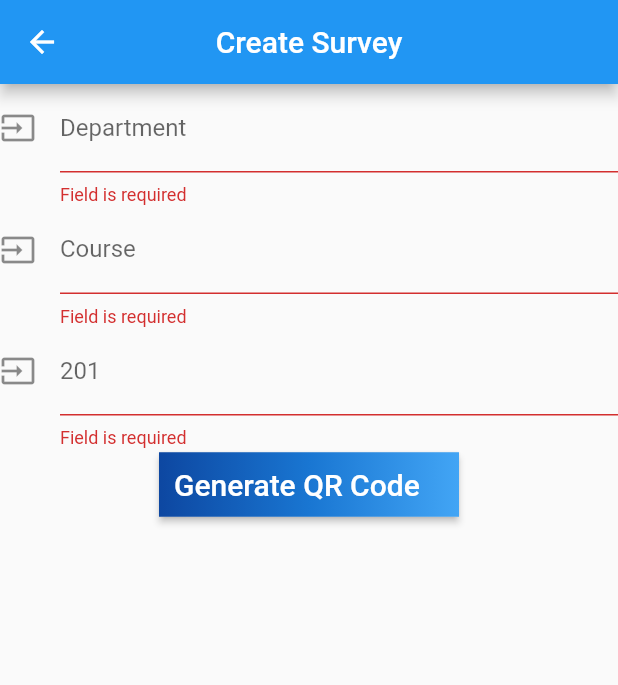
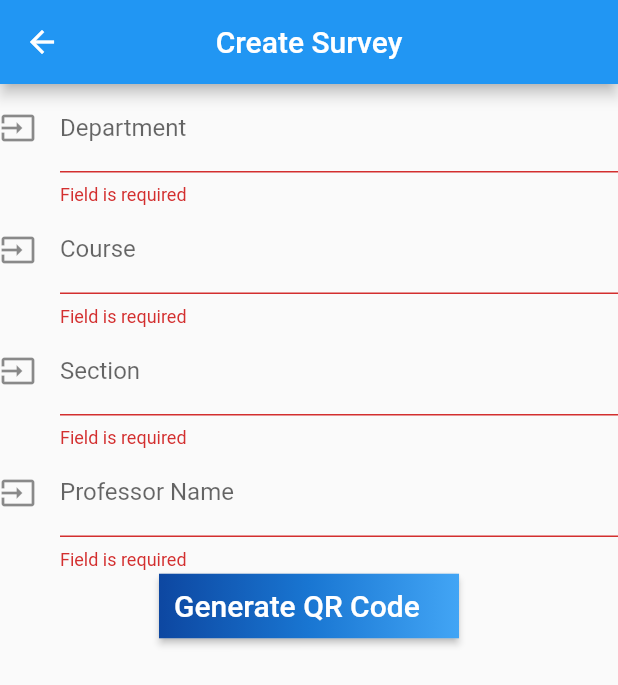
Before and after one commit to shrutijain18/ATOP, a Flutter app: the CreateSurvey screen opened directly, after a tap on "Generate QR Code", on a phone screen of 412 x 824 dp. Shown: the top 685 px of the screen. Run offline on Flutter 3.47's test engine with Material 2 defaults, Android fonts, the phone set to English and light mode, and no system bars; our stand-ins replace qr_flutter; missing offline and left inert: qr_code_scanner.

Commit message:
Added prof name into course info

```diff
--- a/lib/prof/createSurvey.dart
+++ b/lib/prof/createSurvey.dart
@@ -15,6 +15,7 @@ class SurveyState extends State<CreateSurvey> {
   String dept;
   String course;
   String section;
+  String profName;
   final _formKey = GlobalKey<FormState>();
 
   @override
@@ -59,12 +60,27 @@ class SurveyState extends State<CreateSurvey> {
             TextFormField(
               decoration: const InputDecoration(
                 icon: Icon(Icons.input),
-                hintText: 'Section',
-                labelText: '201',
+                hintText: '201',
+                labelText: 'Section',
               ),
               onSaved: (String value) {
                 // Save section in database
                 section = value;
+                print('saved $section');
+              },
+              validator: (String value) {
+                return value.isEmpty ? 'Field is required' : null;
+              },
+            ),
+            TextFormField(
+              decoration: const InputDecoration(
+                icon: Icon(Icons.input),
+                hintText: 'First Last',
+                labelText: 'Professor Name',
+              ),
+              onSaved: (String value) {
+                // Save section in database
+                profName = value;
                 print('saved $section');
               },
               validator: (String value) {
@@ -80,7 +96,7 @@ class SurveyState extends State<CreateSurvey> {
                     context,
                     MaterialPageRoute(
                         builder: (context) =>
-                            RenderQRCode(dept, course, section)),
+                            RenderQRCode(dept, course, section, profName)),
                   );
                 }
               },
--- a/lib/prof/renderQRCode.dart
+++ b/lib/prof/renderQRCode.dart
@@ -6,8 +6,9 @@ class RenderQRCode extends StatelessWidget {
   final String dept;
   final String course;
   final String section;
+  final String profName;
 
-  RenderQRCode(this.dept, this.course, this.section);
+  RenderQRCode(this.dept, this.course, this.section, this.profName);
 
   @override
   Widget build(BuildContext context) {
@@ -20,7 +21,7 @@ class RenderQRCode extends StatelessWidget {
           mainAxisSize: MainAxisSize.min,
           children: <Widget>[
             QrImage(
-              data: dept + '.' + course + '.' + section,
+              data: dept + '.' + course + '.' + section + ', ' + profName,
               version: QrVersions.auto,
               size: 250.0,
             ),
--- a/lib/student/ScanQRCode.dart
+++ b/lib/student/ScanQRCode.dart
@@ -38,7 +38,7 @@ class _QRScannerState extends State<QRScanner> {
           Expanded(
             flex: 1,
             child: Center(
-              child: Text('Course: $qrText', style: TextStyle(fontSize: 25)),
+              child: Text('$qrText', style: TextStyle(fontSize: 25)),
             ),
           ),
           Expanded(
--- a/lib/student/studentMainScreen.dart
+++ b/lib/student/studentMainScreen.dart
@@ -79,7 +79,7 @@ class _StudentmainscreenState extends State<Studentmainscreen> {
     return MaterialApp(
       home: Scaffold(
           appBar: AppBar(
-            title: Text(classCode + ' Survey'), centerTitle: true,
+            title: Text('Course Survey'), centerTitle: true,
           ),
           body: _questionIndex < _questions.length
               ? Survey(_questions, _questionIndex, _answerQuestion)
@@ -105,7 +105,7 @@ class _StudentmainscreenState extends State<Studentmainscreen> {
                         ),
                       ),
                       padding: const EdgeInsets.all(10.0),
-                      child: const Text('Tap to Finish',
+                      child: const Text('Tap to Submit',
                           style: TextStyle(fontSize: 20),
                           textAlign: TextAlign.center),
                     ),
```
